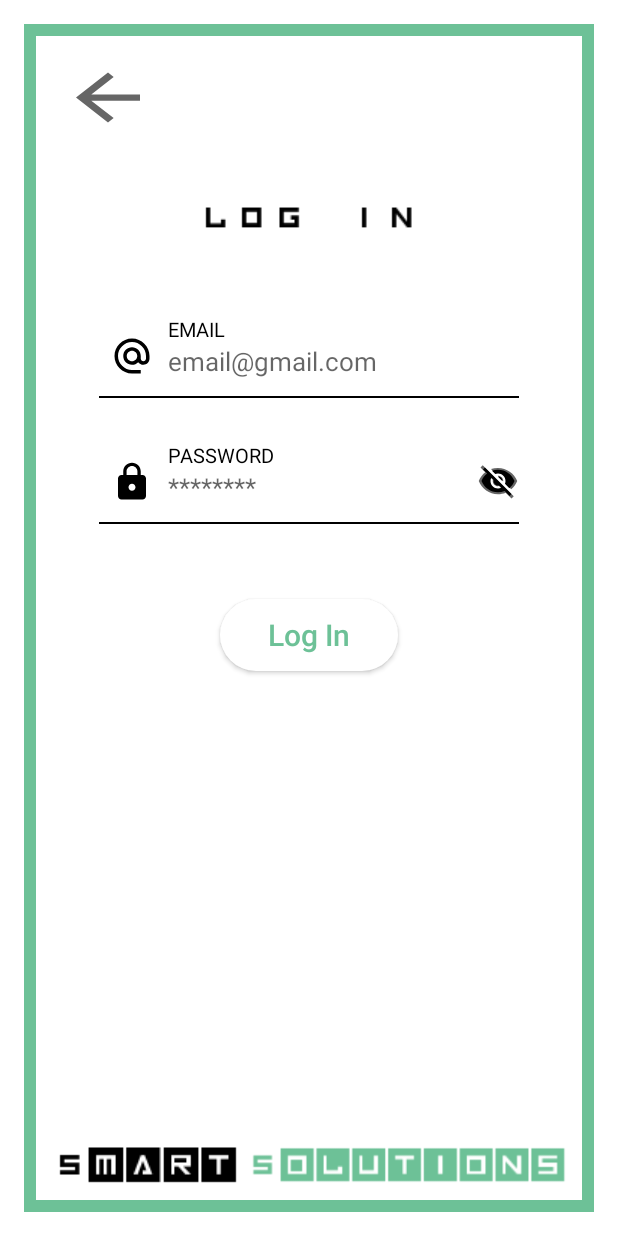
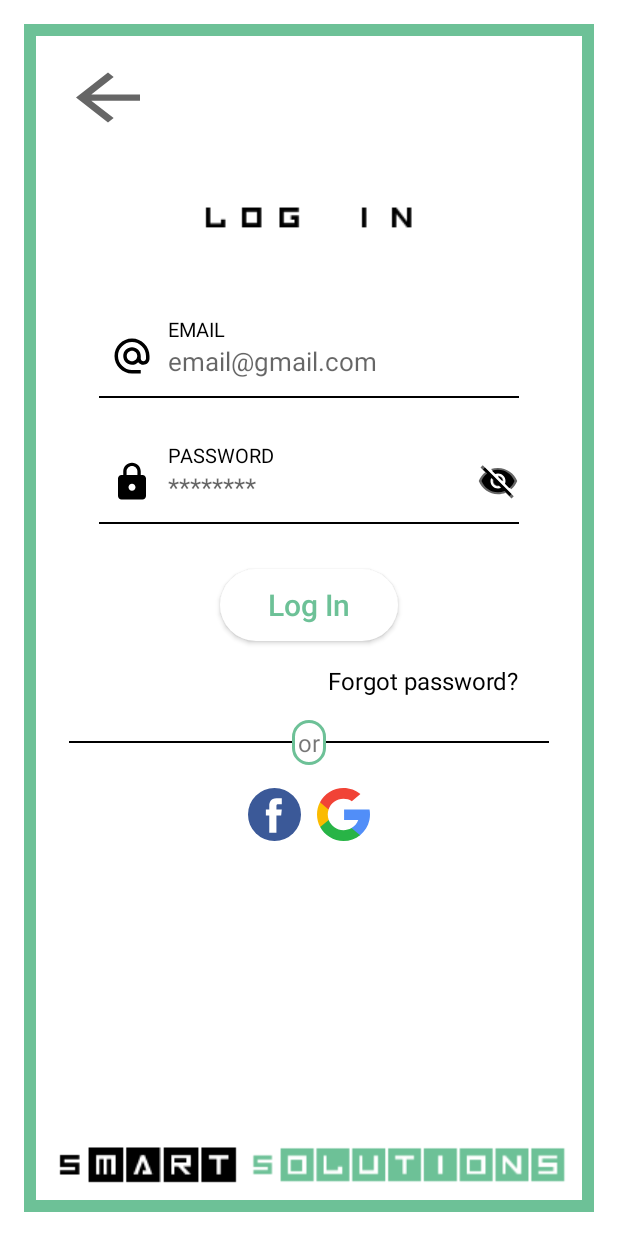
Before and after one commit to EdgarNX/SmartSolutions, an Android app: the fragment LogInFragment placed in its activity, on a phone screen of 412 x 824 dp. Run offline under Robolectric (Android 15) with nearby library versions, the phone set to English and light mode, and no system bars.

Commit message:
sign up/log design and local verification done

```diff
--- /dev/null
+++ b/app/src/main/res/drawable/ic_facebook.xml
@@ -0,0 +1,12 @@
+<vector xmlns:android="http://schemas.android.com/apk/res/android"
+    android:width="112.196dp"
+    android:height="112.196dp"
+    android:viewportWidth="112.196"
+    android:viewportHeight="112.196">
+  <path
+      android:pathData="M56.098,56.098m-56.098,0a56.098,56.098 0,1 1,112.196 0a56.098,56.098 0,1 1,-112.196 0"
+      android:fillColor="#3B5998"/>
+  <path
+      android:pathData="M70.201,58.294h-10.01v36.672H45.025V58.294h-7.213V45.406h7.213v-8.34c0,-5.964 2.833,-15.303 15.301,-15.303L71.56,21.81v12.51h-8.151c-1.337,0 -3.217,0.668 -3.217,3.513v7.585h11.334L70.201,58.294z"
+      android:fillColor="#FFFFFF"/>
+</vector>
--- /dev/null
+++ b/app/src/main/res/drawable/ic_search.xml
@@ -0,0 +1,20 @@
+<vector xmlns:android="http://schemas.android.com/apk/res/android"
+    xmlns:tools="http://schemas.android.com/tools"
+    android:width="512dp"
+    android:height="512dp"
+    android:viewportWidth="512"
+    android:viewportHeight="512"
+    tools:ignore="VectorRaster">
+  <path
+      android:pathData="M113.47,309.408L95.648,375.94l-65.139,1.378C11.042,341.211 0,299.9 0,256c0,-42.451 10.324,-82.483 28.624,-117.732h0.014l57.992,10.632l25.404,57.644c-5.317,15.501 -8.215,32.141 -8.215,49.456C103.821,274.792 107.225,292.797 113.47,309.408z"
+      android:fillColor="#FBBB00"/>
+  <path
+      android:pathData="M507.527,208.176C510.467,223.662 512,239.655 512,256c0,18.328 -1.927,36.206 -5.598,53.451c-12.462,58.683 -45.025,109.925 -90.134,146.187l-0.014,-0.014l-73.044,-3.727l-10.338,-64.535c29.932,-17.554 53.324,-45.025 65.646,-77.911h-136.89V208.176h138.887L507.527,208.176L507.527,208.176z"
+      android:fillColor="#518EF8"/>
+  <path
+      android:pathData="M416.253,455.624l0.014,0.014C372.396,490.901 316.666,512 256,512c-97.491,0 -182.252,-54.491 -225.491,-134.681l82.961,-67.91c21.619,57.698 77.278,98.771 142.53,98.771c28.047,0 54.323,-7.582 76.87,-20.818L416.253,455.624z"
+      android:fillColor="#28B446"/>
+  <path
+      android:pathData="M419.404,58.936l-82.933,67.896c-23.335,-14.586 -50.919,-23.012 -80.471,-23.012c-66.729,0 -123.429,42.957 -143.965,102.724l-83.397,-68.276h-0.014C71.23,56.123 157.06,0 256,0C318.115,0 375.068,22.126 419.404,58.936z"
+      android:fillColor="#F14336"/>
+</vector>
--- /dev/null
+++ b/app/src/main/res/drawable/text_background.xml
@@ -0,0 +1,11 @@
+<shape xmlns:android="http://schemas.android.com/apk/res/android"
+    android:shape="rectangle">
+    <corners
+        android:radius="100dp"
+        android:topRightRadius="100dp"
+        android:bottomRightRadius="100dp"
+        android:bottomLeftRadius="100dp" />
+    <stroke
+        android:width="2dp"
+        android:color="@color/base_green" />
+</shape>
--- a/app/src/main/res/layout/fragment_log_in.xml
+++ b/app/src/main/res/layout/fragment_log_in.xml
@@ -4,7 +4,7 @@
     xmlns:tools="http://schemas.android.com/tools"
     android:layout_width="match_parent"
     android:layout_height="match_parent"
-    android:background="@drawable/background"
+    android:background="@drawable/layout_background"
     android:focusableInTouchMode="true"
     tools:context=".welcome.SingUpFragment">
 
@@ -139,6 +139,78 @@
         app:layout_constraintVertical_bias="0.48"
         app:tint="@color/black" />
 
+    <TextView
+        android:id="@+id/textForgotPassword"
+        android:layout_width="wrap_content"
+        android:layout_height="wrap_content"
+        android:layout_marginTop="15dp"
+        android:text="@string/forgot_password"
+        android:textColor="@color/black"
+        android:textSize="16sp"
+        app:layout_constraintEnd_toEndOf="@id/viewEmailDivider"
+        app:layout_constraintTop_toBottomOf="@+id/buttonLogIn" />
+
+    <LinearLayout
+        android:id="@+id/viewBreak"
+        android:layout_width="match_parent"
+        android:layout_height="wrap_content"
+        android:layout_marginTop="15dp"
+        android:gravity="center"
+        android:orientation="horizontal"
+        app:layout_constraintTop_toBottomOf="@+id/textForgotPassword">
+
+        <View
+            android:id="@+id/firstViewBreak"
+            android:layout_width="match_parent"
+            android:layout_height="1dp"
+            android:layout_marginStart="30dp"
+            android:layout_weight="3"
+            android:background="@color/black" />
+
+        <TextView
+            android:id="@+id/textOrViewBreak"
+            android:layout_width="wrap_content"
+            android:layout_height="wrap_content"
+            android:padding="4dp"
+            android:text="@string/or"
+            android:background="@drawable/text_background"
+            android:textSize="16sp" />
+
+        <View
+            android:id="@+id/secondViewBreak"
+            android:layout_width="match_parent"
+            android:layout_height="1dp"
+            android:layout_marginEnd="30dp"
+            android:layout_weight="3"
+            android:background="@color/black" />
+
+    </LinearLayout>
+
+    <LinearLayout
+        android:id="@+id/layoutSocial"
+        android:layout_width="match_parent"
+        android:layout_height="wrap_content"
+        android:layout_marginTop="15dp"
+        android:gravity="center"
+        android:orientation="horizontal"
+        app:layout_constraintTop_toBottomOf="@+id/viewBreak">
+
+        <ImageView
+            android:layout_width="35dp"
+            android:layout_height="35dp"
+            android:layout_marginEnd="5dp"
+            android:contentDescription="@string/app_name"
+            android:src="@drawable/ic_facebook" />
+
+        <ImageView
+            android:layout_width="35dp"
+            android:layout_height="35dp"
+            android:layout_marginStart="5dp"
+            android:contentDescription="@string/app_name"
+            android:src="@drawable/ic_search" />
+
+    </LinearLayout>
+
     <ImageView
         android:id="@+id/imageLogo"
         android:layout_width="wrap_content"
@@ -165,7 +237,7 @@
         android:id="@+id/buttonLogIn"
         android:layout_width="wrap_content"
         android:layout_height="wrap_content"
-        android:layout_marginTop="50dp"
+        android:layout_marginTop="30dp"
         android:layout_marginBottom="16dp"
         android:background="@drawable/roundedbutton_white_colored"
         android:backgroundTint="@null"
--- a/app/src/main/res/values/strings.xml
+++ b/app/src/main/res/values/strings.xml
@@ -12,4 +12,6 @@
     <string name="password_hint">********</string>
     <string name="select_your_country">Select your country:</string>
     <string name="accept_terms_and_conditions">Accept Terms and Conditions.</string>
+    <string name="forgot_password">Forgot password?</string>
+    <string name="or">or</string>
 </resources>
```
Also changed, not shown: app/src/main/res/layout/fragment_sing_up.xml (+63 -2 lines), app/src/main/res/drawable/layout_background.xml (renamed from app/src/main/res/drawable/background.xml).
